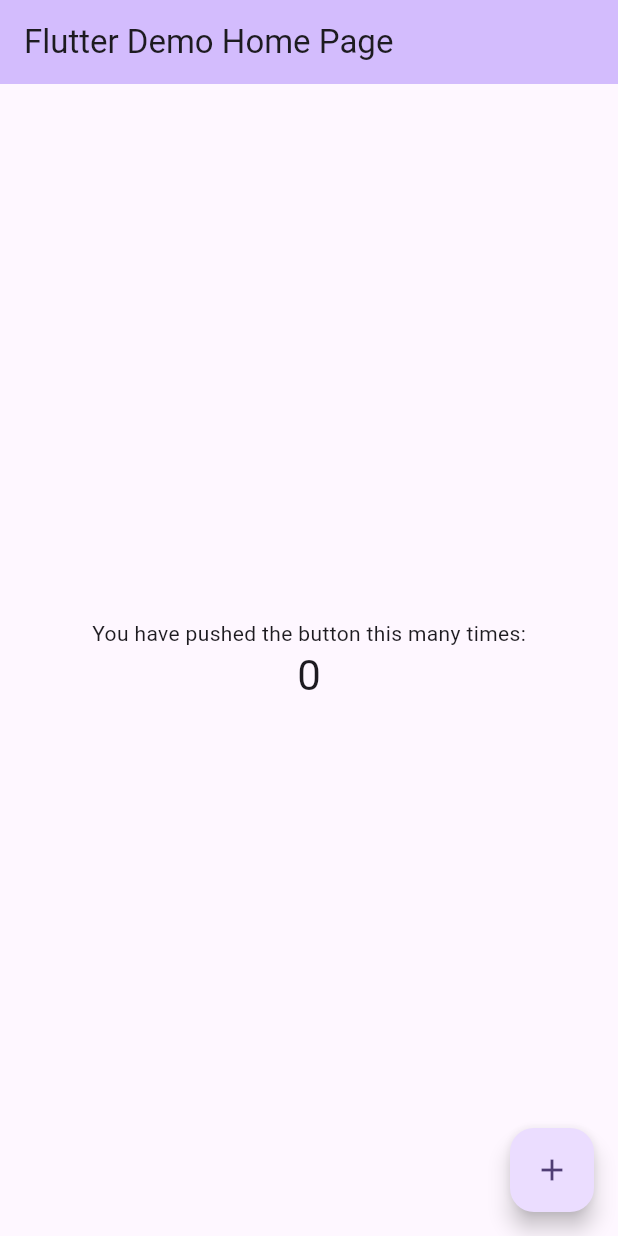
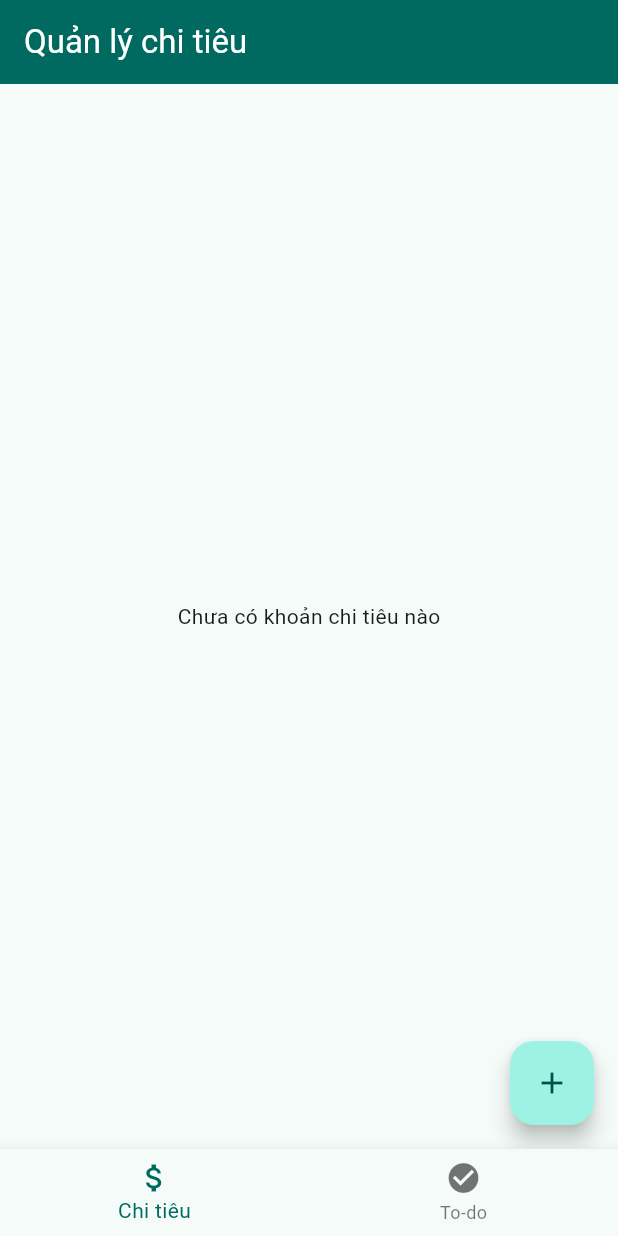
Before and after one commit to TrungTinTapCode/miniapp, a Flutter app: the screen it shows after launch, on a phone screen of 412 x 824 dp. Run offline on Flutter 3.47's test engine with Material 3 defaults, Android fonts, the phone set to English and light mode, and no system bars.

Commit message:
chức hiển thị cơ bản

```diff
--- /dev/null
+++ b/devtools_options.yaml
@@ -0,0 +1,3 @@
+description: This file stores settings for Dart & Flutter DevTools.
+documentation: https://docs.flutter.dev/tools/devtools/extensions#configure-extension-enablement-states
+extensions:
--- a/lib/main.dart
+++ b/lib/main.dart
@@ -1,4 +1,9 @@
 import 'package:flutter/material.dart';
+import 'package:provider/provider.dart';
+
+import 'providers/expense_provider.dart';
+import 'providers/task_provider.dart';
+import 'screens/home_screen.dart';
 
 void main() {
   runApp(const MyApp());
@@ -7,116 +12,22 @@ void main() {
 class MyApp extends StatelessWidget {
   const MyApp({super.key});
 
-  // This widget is the root of your application.
   @override
   Widget build(BuildContext context) {
-    return MaterialApp(
-      title: 'Flutter Demo',
-      theme: ThemeData(
-        // This is the theme of your application.
-        //
-        // TRY THIS: Try running your application with "flutter run". You'll see
-        // the application has a purple toolbar. Then, without quitting the app,
-        // try changing the seedColor in the colorScheme below to Colors.green
-        // and then invoke "hot reload" (save your changes or press the "hot
-        // reload" button in a Flutter-supported IDE, or press "r" if you used
-        // the command line to start the app).
-        //
-        // Notice that the counter didn't reset back to zero; the application
-        // state is not lost during the reload. To reset the state, use hot
-        // restart instead.
-        //
-        // This works for code too, not just values: Most code changes can be
-        // tested with just a hot reload.
-        colorScheme: ColorScheme.fromSeed(seedColor: Colors.deepPurple),
+    return MultiProvider(
+      providers: [
+        ChangeNotifierProvider(create: (_) => ExpenseProvider()),
+        ChangeNotifierProvider(create: (_) => TaskProvider()),
+      ],
+      child: MaterialApp(
+        debugShowCheckedModeBanner: false,
+        title: 'Personal Manager',
+        theme: ThemeData(
+          colorScheme: ColorScheme.fromSeed(seedColor: Colors.teal),
+          useMaterial3: true,
+        ),
+        home: const HomeScreen(),
       ),
-      home: const MyHomePage(title: 'Flutter Demo Home Page'),
     );
   }
 }
-
-class MyHomePage extends StatefulWidget {
-  const MyHomePage({super.key, required this.title});
-
-  // This widget is the home page of your application. It is stateful, meaning
-  // that it has a State object (defined below) that contains fields that affect
-  // how it looks.
-
-  // This class is the configuration for the state. It holds the values (in this
-  // case the title) provided by the parent (in this case the App widget) and
-  // used by the build method of the State. Fields in a Widget subclass are
-  // always marked "final".
-
-  final String title;
-
-  @override
-  State<MyHomePage> createState() => _MyHomePageState();
-}
-
-class _MyHomePageState extends State<MyHomePage> {
-  int _counter = 0;
-
-  void _incrementCounter() {
-    setState(() {
-      // This call to setState tells the Flutter framework that something has
-      // changed in this State, which causes it to rerun the build method below
-      // so that the display can reflect the updated values. If we changed
-      // _counter without calling setState(), then the build method would not be
-      // called again, and so nothing would appear to happen.
-      _counter++;
-    });
-  }
-
-  @override
-  Widget build(BuildContext context) {
-    // This method is rerun every time setState is called, for instance as done
-    // by the _incrementCounter method above.
-    //
-    // The Flutter framework has been optimized to make rerunning build methods
-    // fast, so that you can just rebuild anything that needs updating rather
-    // than having to individually change instances of widgets.
-    return Scaffold(
-      appBar: AppBar(
-        // TRY THIS: Try changing the color here to a specific color (to
-        // Colors.amber, perhaps?) and trigger a hot reload to see the AppBar
-        // change color while the other colors stay the same.
-        backgroundColor: Theme.of(context).colorScheme.inversePrimary,
-        // Here we take the value from the MyHomePage object that was created by
-        // the App.build method, and use it to set our appbar title.
-        title: Text(widget.title),
-      ),
-      body: Center(
-        // Center is a layout widget. It takes a single child and positions it
-        // in the middle of the parent.
-        child: Column(
-          // Column is also a layout widget. It takes a list of children and
-          // arranges them vertically. By default, it sizes itself to fit its
-          // children horizontally, and tries to be as tall as its parent.
-          //
-          // Column has various properties to control how it sizes itself and
-          // how it positions its children. Here we use mainAxisAlignment to
-          // center the children vertically; the main axis here is the vertical
-          // axis because Columns are vertical (the cross axis would be
-          // horizontal).
-          //
-          // TRY THIS: Invoke "debug painting" (choose the "Toggle Debug Paint"
-          // action in the IDE, or press "p" in the console), to see the
-          // wireframe for each widget.
-          mainAxisAlignment: MainAxisAlignment.center,
-          children: <Widget>[
-            const Text('You have pushed the button this many times:'),
-            Text(
-              '$_counter',
-              style: Theme.of(context).textTheme.headlineMedium,
-            ),
-          ],
-        ),
-      ),
-      floatingActionButton: FloatingActionButton(
-        onPressed: _incrementCounter,
-        tooltip: 'Increment',
-        child: const Icon(Icons.add),
-      ), // This trailing comma makes auto-formatting nicer for build methods.
-    );
-  }
-}
--- a/lib/models/expense.dart
+++ b/lib/models/expense.dart
@@ -0,0 +1,13 @@
+class Expense {
+  final String id;
+  final String title;
+  final double amount;
+  final DateTime date;
+
+  Expense({
+    required this.id,
+    required this.title,
+    required this.amount,
+    required this.date,
+  });
+}
--- a/lib/models/task.dart
+++ b/lib/models/task.dart
@@ -0,0 +1,11 @@
+class Task {
+  final String id;
+  final String title;
+  bool isDone;
+
+  Task({
+    required this.id,
+    required this.title,
+    this.isDone = false,
+  });
+}
--- a/lib/providers/expense_provider.dart
+++ b/lib/providers/expense_provider.dart
@@ -0,0 +1,18 @@
+import 'package:flutter/foundation.dart';
+import '../models/expense.dart';
+
+class ExpenseProvider with ChangeNotifier {
+  final List<Expense> _expenses = [];
+
+  List<Expense> get expenses => _expenses;
+
+  void addExpense(Expense expense) {
+    _expenses.add(expense);
+    notifyListeners(); // báo cho UI update
+  }
+
+  void removeExpense(String id) {
+    _expenses.removeWhere((e) => e.id == id);
+    notifyListeners();
+  }
+}
--- a/lib/screens/expense_screen.dart
+++ b/lib/screens/expense_screen.dart
@@ -0,0 +1,49 @@
+import 'package:flutter/material.dart';
+import 'package:provider/provider.dart';
+import '../providers/expense_provider.dart';
+import '../models/expense.dart';
+
+class ExpenseScreen extends StatelessWidget {
+  const ExpenseScreen({super.key});
+
+  @override
+  Widget build(BuildContext context) {
+    final expenseProvider = Provider.of<ExpenseProvider>(context);
+    final expenses = expenseProvider.expenses;
+
+    return Scaffold(
+      body: expenses.isEmpty
+          ? const Center(child: Text("Chưa có khoản chi tiêu nào"))
+          : ListView.builder(
+              itemCount: expenses.length,
+              itemBuilder: (ctx, i) {
+                final Expense expense = expenses[i];
+                return ListTile(
+                  leading: const Icon(Icons.money),
+                  title: Text(expense.title),
+                  subtitle: Text(
+                      "${expense.amount.toStringAsFixed(0)} VND - ${expense.date.toLocal()}"),
+                  trailing: IconButton(
+                    icon: const Icon(Icons.delete, color: Colors.red),
+                    onPressed: () {
+                      expenseProvider.removeExpense(expense.id);
+                    },
+                  ),
+                );
+              },
+            ),
+      floatingActionButton: FloatingActionButton(
+        onPressed: () {
+          // Thêm dữ liệu test nhanh
+          expenseProvider.addExpense(Expense(
+            id: DateTime.now().toString(),
+            title: "Mua cà phê",
+            amount: 20000,
+            date: DateTime.now(),
+          ));
+        },
+        child: const Icon(Icons.add),
+      ),
+    );
+  }
+}
--- a/lib/screens/home_screen.dart
+++ b/lib/screens/home_screen.dart
@@ -0,0 +1,56 @@
+import 'package:flutter/material.dart';
+import 'expense_screen.dart';
+import 'todo_screen.dart';
+
+class HomeScreen extends StatefulWidget {
+  const HomeScreen({super.key});
+
+  @override
+  State<HomeScreen> createState() => _HomeScreenState();
+}
+
+class _HomeScreenState extends State<HomeScreen> {
+  int _selectedIndex = 0;
+
+  final List<Widget> _screens = const [
+    ExpenseScreen(),
+    TodoScreen(),
+  ];
+
+  final List<String> _titles = const [
+    "Quản lý chi tiêu",
+    "To-do List",
+  ];
+
+  void _onItemTapped(int index) {
+    setState(() {
+      _selectedIndex = index;
+    });
+  }
+
+  @override
+  Widget build(BuildContext context) {
+    return Scaffold(
+      appBar: AppBar(
+        title: Text(_titles[_selectedIndex]),
+        backgroundColor: Theme.of(context).colorScheme.primary,
+        foregroundColor: Colors.white,
+      ),
+      body: _screens[_selectedIndex],
+      bottomNavigationBar: BottomNavigationBar(
+        currentIndex: _selectedIndex,
+        onTap: _onItemTapped,
+        items: const [
+          BottomNavigationBarItem(
+            icon: Icon(Icons.attach_money),
+            label: "Chi tiêu",
+          ),
+          BottomNavigationBarItem(
+            icon: Icon(Icons.check_circle),
+            label: "To-do",
+          ),
+        ],
+      ),
+    );
+  }
+}
--- a/pubspec.yaml
+++ b/pubspec.yaml
@@ -30,6 +30,7 @@ environment:
 dependencies:
   flutter:
     sdk: flutter
+  provider: ^6.0.5
 
   # The following adds the Cupertino Icons font to your application.
   # Use with the CupertinoIcons class for iOS style icons.
```
Also changed, not shown: lib/providers/task_provider.dart (+24 -0 lines), lib/screens/todo_screen.dart (+54 -0 lines), pubspec.lock.
